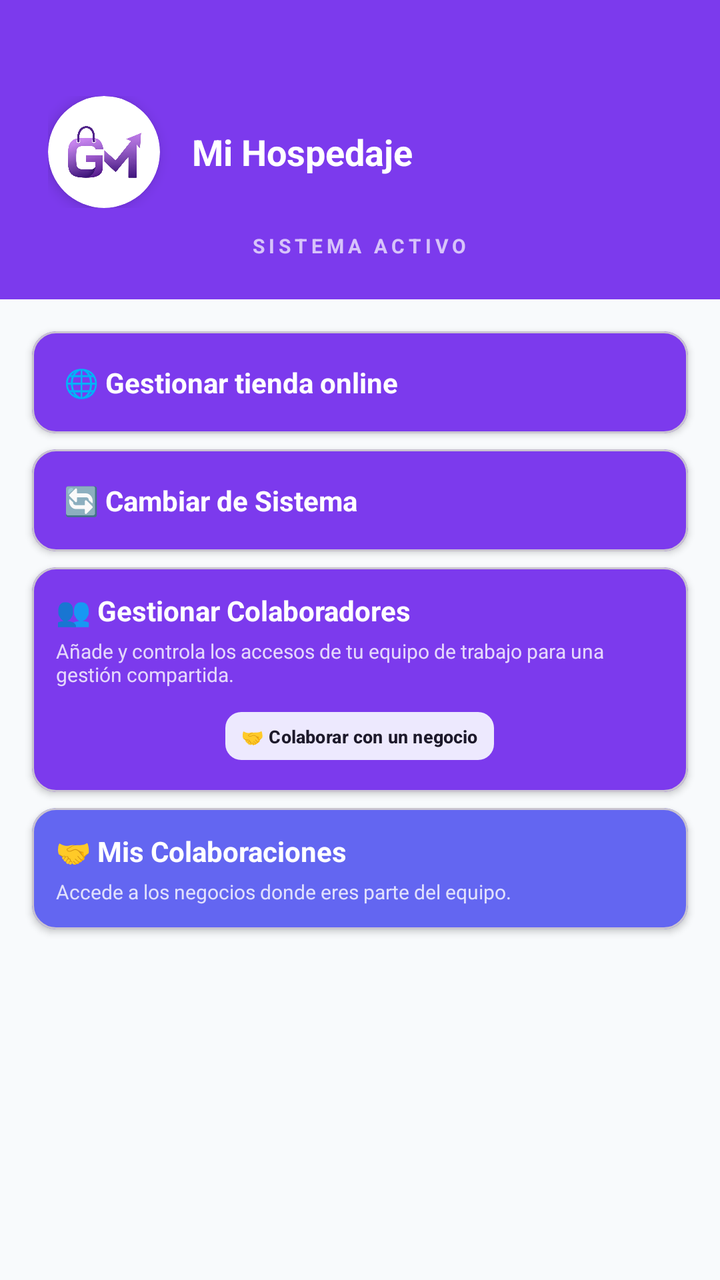
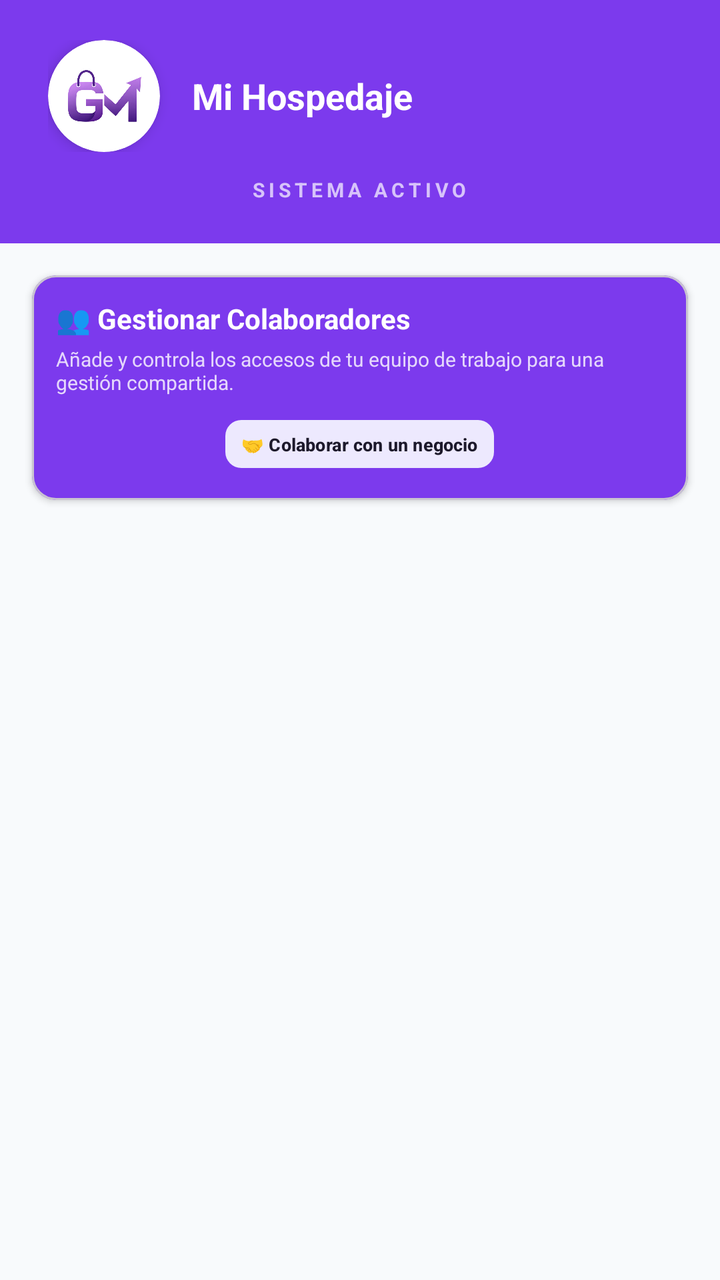

Two renders of the same Android screen: before a commit and after it. Below are the layout's source before the change and the commit's diff.
<!-- AndroidManifest.xml: application theme Theme.Gomezmart -->
<!-- res/layout/drawer_header_simple.xml -->
<?xml version="1.0" encoding="utf-8"?>
<LinearLayout xmlns:android="http://schemas.android.com/apk/res/android"
    xmlns:app="http://schemas.android.com/apk/res-auto"
    android:layout_width="match_parent"
    android:layout_height="wrap_content"
    android:orientation="vertical"
    android:paddingBottom="16dp">

    
    <LinearLayout
        android:layout_width="match_parent"
        android:layout_height="wrap_content"
        android:background="@color/purple_600"
        android:orientation="vertical"
        android:paddingHorizontal="24dp"
        android:paddingTop="48dp"
        android:paddingBottom="20dp">

        <LinearLayout
            android:layout_width="match_parent"
            android:layout_height="wrap_content"
            android:orientation="horizontal"
            android:gravity="center_vertical">

            <com.google.android.material.card.MaterialCardView
                android:id="@+id/cardDrawerLogo"
                android:layout_width="56dp"
                android:layout_height="56dp"
                app:cardCornerRadius="28dp"
                app:cardElevation="4dp"
                app:strokeWidth="0dp"
                app:cardBackgroundColor="@color/white">
                <ImageView
                    android:id="@+id/ivDrawerLogo"
                    android:layout_width="match_parent"
                    android:layout_height="match_parent"
                    android:padding="4dp"
                    android:src="@drawable/logotipo_de_gomezmart"
                    android:scaleType="fitCenter"
                    android:contentDescription="Logo" />
            </com.google.android.material.card.MaterialCardView>

            <TextView
                android:id="@+id/tvHeaderTitle"
                android:layout_width="0dp"
                android:layout_height="wrap_content"
                android:layout_weight="1"
                android:layout_marginStart="16dp"
                android:text="Mi Hospedaje"
                android:textColor="@android:color/white"
                android:textSize="18sp"
                android:textStyle="bold"
                android:maxLines="2"
                android:ellipsize="end" />
        </LinearLayout>

        <TextView
            android:id="@+id/tvHeaderLabel"
            android:layout_width="wrap_content"
            android:layout_height="wrap_content"
            android:layout_marginTop="12dp"
            android:layout_gravity="center_horizontal"
            android:text="SISTEMA ACTIVO"
            android:textColor="@android:color/white"
            android:textSize="10sp"
            android:alpha="0.7"
            android:textStyle="bold"
            android:letterSpacing="0.2" />
    </LinearLayout>

    
    <com.google.android.material.card.MaterialCardView
        android:id="@+id/btnDrawerPublishService"
        android:layout_width="match_parent"
        android:layout_height="wrap_content"
        android:layout_marginHorizontal="16dp"
        android:layout_marginTop="16dp"
        app:cardCornerRadius="12dp"
        app:cardElevation="2dp"
        app:cardBackgroundColor="@color/purple_600"
        android:clickable="true"
        android:focusable="true"
        android:foreground="?attr/selectableItemBackground">

        <LinearLayout
            android:layout_width="match_parent"
            android:layout_height="wrap_content"
            android:orientation="vertical"
            android:padding="16dp">

            <TextView
                android:id="@+id/tvDrawerPublishTitle"
                android:layout_width="wrap_content"
                android:layout_height="wrap_content"
                android:text="🌐 Gestionar tienda online"
                android:textColor="@android:color/white"
                android:textSize="14sp"
                android:textStyle="bold" />
        </LinearLayout>
    </com.google.android.material.card.MaterialCardView>

    
    <com.google.android.material.card.MaterialCardView
        android:id="@+id/btnDrawerSwitchSystem"
        android:layout_width="match_parent"
        android:layout_height="wrap_content"
        android:layout_marginHorizontal="16dp"
        android:layout_marginTop="8dp"
        app:cardCornerRadius="12dp"
        app:cardElevation="2dp"
        app:cardBackgroundColor="@color/purple_600"
        android:clickable="true"
        android:focusable="true"
        android:foreground="?attr/selectableItemBackground">

        <LinearLayout
            android:layout_width="match_parent"
            android:layout_height="wrap_content"
            android:orientation="vertical"
            android:padding="16dp">

            <TextView
                android:layout_width="wrap_content"
                android:layout_height="wrap_content"
                android:text="🔄 Cambiar de Sistema"
                android:textColor="@android:color/white"
                android:textSize="14sp"
                android:textStyle="bold" />
        </LinearLayout>
    </com.google.android.material.card.MaterialCardView>

    
    <com.google.android.material.card.MaterialCardView
        android:id="@+id/btnDrawerManageTeam"
        android:layout_width="match_parent"
        android:layout_height="wrap_content"
        android:layout_marginHorizontal="16dp"
        android:layout_marginTop="8dp"
        app:cardCornerRadius="12dp"
        app:cardElevation="2dp"
        app:cardBackgroundColor="@color/purple_600"
        android:clickable="true"
        android:focusable="true"
        android:foreground="?attr/selectableItemBackground">

        <FrameLayout
            android:layout_width="match_parent"
            android:layout_height="wrap_content">

            <LinearLayout
                android:layout_width="match_parent"
                android:layout_height="wrap_content"
                android:orientation="vertical"
                android:padding="12dp">

                <TextView
                    android:layout_width="wrap_content"
                    android:layout_height="wrap_content"
                    android:text="👥 Gestionar Colaboradores"
                    android:textColor="@android:color/white"
                    android:textSize="14sp"
                    android:textStyle="bold" />

                <TextView
                    android:layout_width="match_parent"
                    android:layout_height="wrap_content"
                    android:layout_marginTop="4dp"
                    android:text="Añade y controla los accesos de tu equipo de trabajo para una gestión compartida."
                    android:textColor="@android:color/white"
                    android:textSize="10sp"
                    android:alpha="0.8" />

                <com.google.android.material.button.MaterialButton
                    android:id="@+id/btnDrawerSearchToCollab"
                    style="@style/Widget.Material3.Button.TonalButton"
                    android:layout_width="wrap_content"
                    android:layout_height="32dp"
                    android:layout_marginTop="8dp"
                    android:layout_gravity="center_horizontal"
                    android:text="🤝 Colaborar con un negocio"
                    android:textSize="9sp"
                    android:textStyle="bold"
                    android:paddingHorizontal="8dp"
                    app:cornerRadius="8dp"
                    app:backgroundTint="@color/purple_100"
                    app:iconSize="12dp" />
            </LinearLayout>

            
            <View
                android:id="@+id/viewCollabBadgeDrawer"
                android:layout_width="12dp"
                android:layout_height="12dp"
                android:layout_gravity="top|end"
                android:layout_marginTop="12dp"
                android:layout_marginEnd="12dp"
                android:background="@drawable/bg_circle_red"
                android:visibility="gone" />
        </FrameLayout>
    </com.google.android.material.card.MaterialCardView>

    

    
    <com.google.android.material.card.MaterialCardView
        android:id="@+id/btnDrawerMyCollaborations"
        android:layout_width="match_parent"
        android:layout_height="wrap_content"
        android:layout_marginHorizontal="16dp"
        android:layout_marginTop="8dp"
        app:cardCornerRadius="12dp"
        app:cardElevation="2dp"
        app:cardBackgroundColor="@color/indigo_500"
        android:clickable="true"
        android:focusable="true"
        android:foreground="?attr/selectableItemBackground">

        <LinearLayout
            android:layout_width="match_parent"
            android:layout_height="wrap_content"
            android:orientation="vertical"
            android:padding="12dp">

            <TextView
                android:id="@+id/tvDrawerCollabTitle"
                android:layout_width="wrap_content"
                android:layout_height="wrap_content"
                android:text="🤝 Mis Colaboraciones"
                android:textColor="@android:color/white"
                android:textSize="14sp"
                android:textStyle="bold" />

            <TextView
                android:id="@+id/tvDrawerCollabDesc"
                android:layout_width="match_parent"
                android:layout_height="wrap_content"
                android:layout_marginTop="4dp"
                android:text="Accede a los negocios donde eres parte del equipo."
                android:textColor="@android:color/white"
                android:textSize="10sp"
                android:alpha="0.8" />
        </LinearLayout>
    </com.google.android.material.card.MaterialCardView>

    
    <com.google.android.material.card.MaterialCardView
        android:id="@+id/btnDrawerCollabAccount"
        android:layout_width="match_parent"
        android:layout_height="wrap_content"
        android:layout_marginHorizontal="16dp"
        android:layout_marginTop="8dp"
        app:cardCornerRadius="12dp"
        app:cardElevation="2dp"
        app:cardBackgroundColor="@color/slate_700"
        android:visibility="gone"
        android:clickable="true"
        android:focusable="true"
        android:foreground="?attr/selectableItemBackground">

        <LinearLayout
            android:layout_width="match_parent"
            android:layout_height="wrap_content"
            android:orientation="vertical"
            android:padding="12dp">

            <TextView
                android:layout_width="wrap_content"
                android:layout_height="wrap_content"
                android:text="👤 Mi Cuenta"
                android:textColor="@android:color/white"
                android:textSize="14sp"
                android:textStyle="bold" />

            <TextView
                android:layout_width="match_parent"
                android:layout_height="wrap_content"
                android:layout_marginTop="4dp"
                android:text="Tus datos y permisos asignados."
                android:textColor="@android:color/white"
                android:textSize="10sp"
                android:alpha="0.8" />
        </LinearLayout>
    </com.google.android.material.card.MaterialCardView>

</LinearLayout>
<!-- resources referenced by this layout -->
<resources>
  <color name="indigo_500">#6366F1</color>
  <color name="purple_100">#EDE9FE</color>
  <color name="purple_600">#7C3AED</color>
  <color name="slate_700">#334155</color>
  <color name="white">#FFFFFFFF</color>
  <!-- drawable bg_circle_red (drawable) -->
  <?xml version="1.0" encoding="utf-8"?>
  <shape xmlns:android="http://schemas.android.com/apk/res/android"
      android:shape="oval">
      <solid android:color="@color/red_600" />
      <stroke android:width="1.5dp" android:color="@android:color/white" />
  </shape>
  <!-- drawable logotipo_de_gomezmart: png bitmap (drawable, 533883 bytes) -->
  <style name="Theme.Gomezmart" parent="Base.Theme.Gomezmart" />
  <color name="red_600">#DC2626</color>
  <style name="Base.Theme.Gomezmart" parent="Theme.Material3.DayNight.NoActionBar">
          <item name="colorPrimary">@color/purple_600</item>
          <item name="colorOnPrimary">@color/white</item>
          <item name="colorSecondary">@color/indigo_500</item>
          <item name="colorSurface">@color/slate_50</item>
          <item name="colorOnSurface">@color/slate_900</item>
          <item name="colorOnSurfaceVariant">@color/slate_500</item>
          <item name="colorSurfaceContainer">@color/white</item>
          <item name="android:windowBackground">@color/slate_50</item>
      </style>
  <color name="slate_50">#F8FAFC</color>
  <color name="slate_900">#0F172A</color>
  <color name="slate_500">#64748B</color>
</resources>

<!-- the commit's change to res/layout/drawer_header_simple.xml (unified diff, before → after) -->
@@ -8,12 +8,13 @@
 
     
     <LinearLayout
+        android:id="@+id/layoutDrawerPurpleHeader"
         android:layout_width="match_parent"
         android:layout_height="wrap_content"
         android:background="@color/purple_600"
         android:orientation="vertical"
         android:paddingHorizontal="24dp"
-        android:paddingTop="48dp"
+        android:paddingTop="20dp"
         android:paddingBottom="20dp">
 
         <LinearLayout
@@ -70,72 +71,12 @@
 
     
     <com.google.android.material.card.MaterialCardView
-        android:id="@+id/btnDrawerPublishService"
-        android:layout_width="match_parent"
-        android:layout_height="wrap_content"
-        android:layout_marginHorizontal="16dp"
-        android:layout_marginTop="16dp"
-        app:cardCornerRadius="12dp"
-        app:cardElevation="2dp"
-        app:cardBackgroundColor="@color/purple_600"
-        android:clickable="true"
-        android:focusable="true"
-        android:foreground="?attr/selectableItemBackground">
-
-        <LinearLayout
-            android:layout_width="match_parent"
-            android:layout_height="wrap_content"
-            android:orientation="vertical"
-            android:padding="16dp">
-
-            <TextView
-                android:id="@+id/tvDrawerPublishTitle"
-                android:layout_width="wrap_content"
-                android:layout_height="wrap_content"
-                android:text="🌐 Gestionar tienda online"
-                android:textColor="@android:color/white"
-                android:textSize="14sp"
-                android:textStyle="bold" />
-        </LinearLayout>
-    </com.google.android.material.card.MaterialCardView>
-
-    
-    <com.google.android.material.card.MaterialCardView
-        android:id="@+id/btnDrawerSwitchSystem"
-        android:layout_width="match_parent"
-        android:layout_height="wrap_content"
-        android:layout_marginHorizontal="16dp"
-        android:layout_marginTop="8dp"
-        app:cardCornerRadius="12dp"
-        app:cardElevation="2dp"
-        app:cardBackgroundColor="@color/purple_600"
-        android:clickable="true"
-        android:focusable="true"
-        android:foreground="?attr/selectableItemBackground">
-
-        <LinearLayout
-            android:layout_width="match_parent"
-            android:layout_height="wrap_content"
-            android:orientation="vertical"
-            android:padding="16dp">
-
-            <TextView
-                android:layout_width="wrap_content"
-                android:layout_height="wrap_content"
-                android:text="🔄 Cambiar de Sistema"
-                android:textColor="@android:color/white"
-                android:textSize="14sp"
-                android:textStyle="bold" />
-        </LinearLayout>
-    </com.google.android.material.card.MaterialCardView>
-
-    
-    <com.google.android.material.card.MaterialCardView
         android:id="@+id/btnDrawerManageTeam"
         android:layout_width="match_parent"
         android:layout_height="wrap_content"
-        android:layout_marginHorizontal="16dp"
-        android:layout_marginTop="8dp"
+        android:layout_marginStart="16dp"
+        android:layout_marginEnd="16dp"
+        android:layout_marginTop="16dp"
         app:cardCornerRadius="12dp"
         app:cardElevation="2dp"
         app:cardBackgroundColor="@color/purple_600"
@@ -200,54 +141,12 @@
     </com.google.android.material.card.MaterialCardView>
 
     
-
-    
-    <com.google.android.material.card.MaterialCardView
-        android:id="@+id/btnDrawerMyCollaborations"
-        android:layout_width="match_parent"
-        android:layout_height="wrap_content"
-        android:layout_marginHorizontal="16dp"
-        android:layout_marginTop="8dp"
-        app:cardCornerRadius="12dp"
-        app:cardElevation="2dp"
-        app:cardBackgroundColor="@color/indigo_500"
-        android:clickable="true"
-        android:focusable="true"
-        android:foreground="?attr/selectableItemBackground">
-
-        <LinearLayout
-            android:layout_width="match_parent"
-            android:layout_height="wrap_content"
-            android:orientation="vertical"
-            android:padding="12dp">
-
-            <TextView
-                android:id="@+id/tvDrawerCollabTitle"
-                android:layout_width="wrap_content"
-                android:layout_height="wrap_content"
-                android:text="🤝 Mis Colaboraciones"
-                android:textColor="@android:color/white"
-                android:textSize="14sp"
-                android:textStyle="bold" />
-
-            <TextView
-                android:id="@+id/tvDrawerCollabDesc"
-                android:layout_width="match_parent"
-                android:layout_height="wrap_content"
-                android:layout_marginTop="4dp"
-                android:text="Accede a los negocios donde eres parte del equipo."
-                android:textColor="@android:color/white"
-                android:textSize="10sp"
-                android:alpha="0.8" />
-        </LinearLayout>
-    </com.google.android.material.card.MaterialCardView>
-
-    
     <com.google.android.material.card.MaterialCardView
         android:id="@+id/btnDrawerCollabAccount"
         android:layout_width="match_parent"
         android:layout_height="wrap_content"
-        android:layout_marginHorizontal="16dp"
+        android:layout_marginStart="16dp"
+        android:layout_marginEnd="16dp"
         android:layout_marginTop="8dp"
         app:cardCornerRadius="12dp"
         app:cardElevation="2dp"
<!-- resource entries referenced after the edit -->
@@ -12,7 +12,7 @@
       <solid android:color="@color/red_600" />
       <stroke android:width="1.5dp" android:color="@android:color/white" />
   </shape>
-  <!-- drawable logotipo_de_gomezmart: png bitmap (drawable, 533883 bytes) -->
+  <!-- drawable logotipo_de_gomezmart: png bitmap (drawable, 93996 bytes) -->
   <style name="Theme.Gomezmart" parent="Base.Theme.Gomezmart" />
   <color name="red_600">#DC2626</color>
   <style name="Base.Theme.Gomezmart" parent="Theme.Material3.DayNight.NoActionBar">
